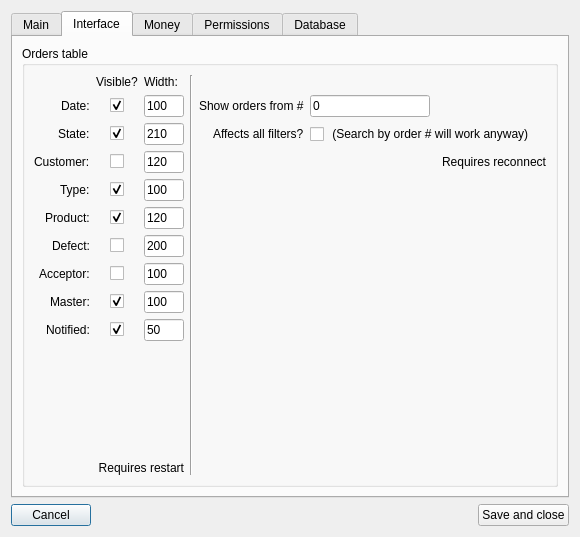
Old version of the form RepairCenter/settings.ui in the repository Feo-d-oR/YARC.
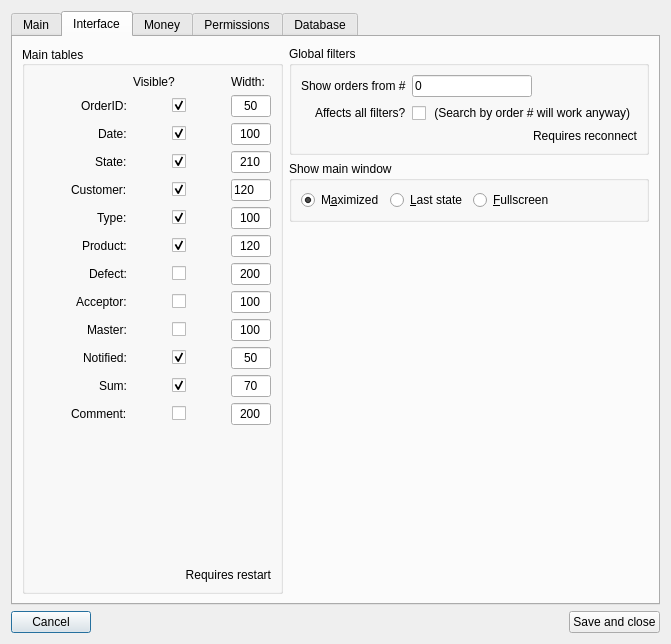
New version of the form. The open tabs and pages were chosen to show the change. Icons and pictures are not drawn.

Commit message: Added->Window size settings (maximize, last state, fullscreen)

Diff of the .ui file:
```diff
--- a/RepairCenter/settings.ui
+++ b/RepairCenter/settings.ui
@@ -6,12 +6,12 @@
    <rect>
     <x>0</x>
     <y>0</y>
-    <width>570</width>
-    <height>537</height>
+    <width>671</width>
+    <height>644</height>
    </rect>
   </property>
   <property name="sizePolicy">
-   <sizepolicy hsizetype="Preferred" vsizetype="Preferred">
+   <sizepolicy hsizetype="Preferred" vsizetype="Minimum">
     <horstretch>0</horstretch>
     <verstretch>0</verstretch>
    </sizepolicy>
@@ -300,8 +300,8 @@
       <attribute name="title">
        <string>Interface</string>
       </attribute>
-      <layout class="QVBoxLayout" name="verticalLayout_2">
-       <item>
+      <layout class="QGridLayout" name="gridLayout_3">
+       <item row="0" column="0" rowspan="3">
         <widget class="QGroupBox" name="groupBox">
          <property name="sizePolicy">
           <sizepolicy hsizetype="Preferred" vsizetype="Minimum">
@@ -316,28 +316,17 @@
           </size>
          </property>
          <property name="title">
-          <string>Orders table</string>
+          <string>Main tables</string>
+         </property>
+         <property name="alignment">
+          <set>Qt::AlignLeading|Qt::AlignLeft|Qt::AlignVCenter</set>
          </property>
          <property name="checkable">
           <bool>false</bool>
          </property>
          <layout class="QGridLayout" name="gridLayout_2">
-          <item row="4" column="0" alignment="Qt::AlignRight">
-           <widget class="QLabel" name="label_12">
-            <property name="text">
-             <string>Type:</string>
-            </property>
-           </widget>
-          </item>
-          <item row="8" column="0" alignment="Qt::AlignRight">
-           <widget class="QLabel" name="label_14">
-            <property name="text">
-             <string>Master:</string>
-            </property>
-           </widget>
-          </item>
-          <item row="1" column="1" alignment="Qt::AlignHCenter">
-           <widget class="QCheckBox" name="cbDate">
+          <item row="11" column="1" alignment="Qt::AlignHCenter">
+           <widget class="QCheckBox" name="cbSum">
             <property name="text">
              <string/>
             </property>
@@ -346,8 +335,15 @@
             </property>
            </widget>
           </item>
-          <item row="3" column="2">
-           <widget class="QLineEdit" name="wCustomer">
+          <item row="12" column="0" alignment="Qt::AlignRight">
+           <widget class="QLabel" name="label_32">
+            <property name="text">
+             <string>Comment:</string>
+            </property>
+           </widget>
+          </item>
+          <item row="5" column="2" alignment="Qt::AlignHCenter">
+           <widget class="QLineEdit" name="wType">
             <property name="maximumSize">
              <size>
               <width>40</width>
@@ -355,34 +351,69 @@
              </size>
             </property>
             <property name="text">
-             <string>120</string>
+             <string>100</string>
             </property>
-           </widget>
-          </item>
-          <item row="1" column="0" alignment="Qt::AlignRight">
-           <widget class="QLabel" name="label_9">
-            <property name="text">
-             <string>Date:</string>
+            <property name="alignment">
+             <set>Qt::AlignCenter</set>
             </property>
            </widget>
           </item>
-          <item row="3" column="1" alignment="Qt::AlignHCenter">
-           <widget class="QCheckBox" name="cbCustomer">
+          <item row="12" column="1" alignment="Qt::AlignHCenter">
+           <widget class="QCheckBox" name="cbComment">
             <property name="text">
              <string/>
             </property>
            </widget>
           </item>
+          <item row="12" column="2">
+           <widget class="QLineEdit" name="wComment">
+            <property name="maximumSize">
+             <size>
+              <width>40</width>
+              <height>16777215</height>
+             </size>
+            </property>
+            <property name="text">
+             <string>200</string>
+            </property>
+            <property name="alignment">
+             <set>Qt::AlignCenter</set>
+            </property>
+           </widget>
+          </item>
+          <item row="14" column="0" colspan="3">
+           <widget class="QLabel" name="label_39">
+            <property name="text">
+             <string>Requires restart</string>
+            </property>
+            <property name="alignment">
+             <set>Qt::AlignRight|Qt::AlignTrailing|Qt::AlignVCenter</set>
+            </property>
+           </widget>
+          </item>
           <item row="4" column="1" alignment="Qt::AlignHCenter">
-           <widget class="QCheckBox" name="cbType">
+           <widget class="QCheckBox" name="cbCustomer">
             <property name="text">
              <string/>
             </property>
             <property name="checked">
              <bool>true</bool>
             </property>
-            <property name="tristate">
-             <bool>false</bool>
+           </widget>
+          </item>
+          <item row="8" column="2">
+           <widget class="QLineEdit" name="wAcceptor">
+            <property name="maximumSize">
+             <size>
+              <width>40</width>
+              <height>16777215</height>
+             </size>
+            </property>
+            <property name="text">
+             <string>100</string>
+            </property>
+            <property name="alignment">
+             <set>Qt::AlignCenter</set>
             </property>
            </widget>
           </item>
@@ -393,63 +424,23 @@
             </property>
            </widget>
           </item>
-          <item row="2" column="5">
-           <widget class="QCheckBox" name="cbAffectFilters">
+          <item row="2" column="2">
+           <widget class="QLineEdit" name="wDate">
+            <property name="maximumSize">
+             <size>
+              <width>40</width>
+              <height>16777215</height>
+             </size>
+            </property>
             <property name="text">
-             <string> (Search by order # will work anyway)</string>
+             <string>100</string>
+            </property>
+            <property name="alignment">
+             <set>Qt::AlignCenter</set>
             </property>
            </widget>
           </item>
           <item row="6" column="1" alignment="Qt::AlignHCenter">
-           <widget class="QCheckBox" name="cbDefect">
-            <property name="text">
-             <string/>
-            </property>
-           </widget>
-          </item>
-          <item row="1" column="5">
-           <widget class="QLineEdit" name="eLimitOrders">
-            <property name="minimumSize">
-             <size>
-              <width>50</width>
-              <height>0</height>
-             </size>
-            </property>
-            <property name="maximumSize">
-             <size>
-              <width>120</width>
-              <height>16777215</height>
-             </size>
-            </property>
-            <property name="text">
-             <string>0</string>
-            </property>
-           </widget>
-          </item>
-          <item row="8" column="2">
-           <widget class="QLineEdit" name="wMaster">
-            <property name="maximumSize">
-             <size>
-              <width>40</width>
-              <height>16777215</height>
-             </size>
-            </property>
-            <property name="text">
-             <string>100</string>
-            </property>
-           </widget>
-          </item>
-          <item row="9" column="1" alignment="Qt::AlignHCenter">
-           <widget class="QCheckBox" name="cbNotified">
-            <property name="text">
-             <string/>
-            </property>
-            <property name="checked">
-             <bool>true</bool>
-            </property>
-           </widget>
-          </item>
-          <item row="5" column="1" alignment="Qt::AlignHCenter">
            <widget class="QCheckBox" name="cbProduct">
             <property name="text">
              <string/>
@@ -459,75 +450,30 @@
             </property>
            </widget>
           </item>
-          <item row="2" column="1" alignment="Qt::AlignHCenter">
-           <widget class="QCheckBox" name="cbState">
+          <item row="9" column="2">
+           <widget class="QLineEdit" name="wMaster">
+            <property name="maximumSize">
+             <size>
+              <width>40</width>
+              <height>16777215</height>
+             </size>
+            </property>
             <property name="text">
-             <string/>
+             <string>100</string>
             </property>
-            <property name="checked">
-             <bool>true</bool>
+            <property name="alignment">
+             <set>Qt::AlignCenter</set>
             </property>
            </widget>
           </item>
-          <item row="3" column="0" alignment="Qt::AlignRight">
+          <item row="4" column="0" alignment="Qt::AlignRight">
            <widget class="QLabel" name="label_11">
             <property name="text">
              <string>Customer:</string>
             </property>
            </widget>
           </item>
-          <item row="3" column="4" colspan="3">
-           <widget class="QLabel" name="label_21">
-            <property name="text">
-             <string>Requires reconnect</string>
-            </property>
-            <property name="alignment">
-             <set>Qt::AlignRight|Qt::AlignTrailing|Qt::AlignVCenter</set>
-            </property>
-           </widget>
-          </item>
-          <item row="2" column="0" alignment="Qt::AlignRight">
-           <widget class="QLabel" name="label_10">
-            <property name="text">
-             <string>State:</string>
-            </property>
-           </widget>
-          </item>
-          <item row="7" column="0" alignment="Qt::AlignRight">
-           <widget class="QLabel" name="label_15">
-            <property name="text">
-             <string>Acceptor:</string>
-            </property>
-           </widget>
-          </item>
-          <item row="1" column="2">
-           <widget class="QLineEdit" name="wDate">
-            <property name="maximumSize">
-             <size>
-              <width>40</width>
-              <height>16777215</height>
-             </size>
-            </property>
-            <property name="text">
-             <string>100</string>
-            </property>
-           </widget>
-          </item>
-          <item row="0" column="3" rowspan="12">
-           <widget class="Line" name="line_4">
-            <property name="orientation">
-             <enum>Qt::Vertical</enum>
-            </property>
-           </widget>
-          </item>
-          <item row="6" column="0" alignment="Qt::AlignRight">
-           <widget class="QLabel" name="label_16">
-            <property name="text">
-             <string>Defect:</string>
-            </property>
-           </widget>
-          </item>
-          <item row="9" column="2">
+          <item row="10" column="2">
            <widget class="QLineEdit" name="wNotified">
             <property name="maximumSize">
              <size>
@@ -538,37 +484,74 @@
             <property name="text">
              <string>50</string>
             </property>
-           </widget>
-          </item>
-          <item row="9" column="0" alignment="Qt::AlignRight">
-           <widget class="QLabel" name="label_19">
-            <property name="text">
-             <string>Notified:</string>
-            </property>
-           </widget>
-          </item>
-          <item row="1" column="4" alignment="Qt::AlignRight">
-           <widget class="QLabel" name="label_37">
-            <property name="text">
-             <string>Show orders from #</string>
+            <property name="alignment">
+             <set>Qt::AlignCenter</set>
             </property>
            </widget>
           </item>
           <item row="7" column="1" alignment="Qt::AlignHCenter">
-           <widget class="QCheckBox" name="cbAcceptor">
+           <widget class="QCheckBox" name="cbDefect">
             <property name="text">
              <string/>
             </property>
+            <property name="checked">
+             <bool>false</bool>
+            </property>
            </widget>
           </item>
-          <item row="5" column="0" alignment="Qt::AlignRight">
-           <widget class="QLabel" name="label_13">
+          <item row="1" column="2">
+           <widget class="QLineEdit" name="wID">
+            <property name="maximumSize">
+             <size>
+              <width>40</width>
+              <height>16777215</height>
+             </size>
+            </property>
             <property name="text">
-             <string>Product:</string>
+             <string>50</string>
             </property>
+            <property name="alignment">
+             <set>Qt::AlignCenter</set>
+            </property>
            </widget>
           </item>
-          <item row="2" column="2">
+          <item row="1" column="1" alignment="Qt::AlignHCenter">
+           <widget class="QCheckBox" name="cbID">
+            <property name="text">
+             <string/>
+            </property>
+            <property name="checked">
+             <bool>true</bool>
+            </property>
+           </widget>
+          </item>
+          <item row="9" column="1" alignment="Qt::AlignHCenter">
+           <widget class="QCheckBox" name="cbMaster">
+            <property name="text">
+             <string/>
+            </property>
+            <property name="checked">
+             <bool>false</bool>
+            </property>
+           </widget>
+          </item>
+          <item row="11" column="2">
+           <widget class="QLineEdit" name="wSum">
+            <property name="maximumSize">
+             <size>
+              <width>40</width>
+              <height>16777215</height>
+             </size>
+            </property>
+            <property name="text">
+             <string>70</string>
+            </property>
+            <property name="alignment">
+             <set>Qt::AlignCenter</set>
+            </property>
+           </widget>
+          </item>
+          <item row="3" column="2">
            <widget class="QLineEdit" name="wState">
             <property name="maximumSize">
              <size>
@@ -579,44 +562,29 @@
             <property name="text">
              <string>210</string>
             </property>
+            <property name="alignment">
+             <set>Qt::AlignCenter</set>
+            </property>
            </widget>
           </item>
-          <item row="7" column="2">
-           <widget class="QLineEdit" name="wAcceptor">
-            <property name="maximumSize">
-             <size>
-              <width>40</width>
-              <height>16777215</height>
-             </size>
-            </property>
+          <item row="10" column="0" alignment="Qt::AlignRight">
+           <widget class="QLabel" name="label_19">
             <property name="text">
-             <string>100</string>
+             <string>Notified:</string>
             </property>
            </widget>
           </item>
-          <item row="4" column="2">
-           <widget class="QLineEdit" name="wType">
-            <property name="maximumSize">
-             <size>
-              <width>40</width>
-              <height>16777215</height>
-             </size>
-            </property>
+          <item row="7" column="0" alignment="Qt::AlignRight">
+           <widget class="QLabel" name="label_16">
             <property name="text">
-             <string>100</string>
+             <string>Defect:</string>
             </property>
            </widget>
           </item>
-          <item row="5" column="2">
-           <widget class="QLineEdit" name="wProduct">
-            <property name="maximumSize">
-             <size>
-              <width>40</width>
-              <height>16777215</height>
-             </size>
-            </property>
+          <item row="8" column="0" alignment="Qt::AlignRight">
+           <widget class="QLabel" name="label_15">
             <property name="text">
-             <string>120</string>
+             <string>Acceptor:</string>
             </property>
            </widget>
           </item>
@@ -627,24 +595,44 @@
             </property>
            </widget>
           </item>
-          <item row="2" column="4" alignment="Qt::AlignRight">
-           <widget class="QLabel" name="label_38">
-            <property name="text">
-             <string>Affects all filters?</string>
-            </property>
-           </widget>
-          </item>
           <item row="8" column="1" alignment="Qt::AlignHCenter">
-           <widget class="QCheckBox" name="cbMaster">
+           <widget class="QCheckBox" name="cbAcceptor">
             <property name="text">
              <string/>
             </property>
+           </widget>
+          </item>
+          <item row="10" column="1" alignment="Qt::AlignHCenter">
+           <widget class="QCheckBox" name="cbNotified">
+            <property name="text">
+             <string/>
+            </property>
             <property name="checked">
              <bool>true</bool>
             </property>
            </widget>
           </item>
-          <item row="6" column="2">
+          <item row="5" column="1" alignment="Qt::AlignHCenter">
+           <widget class="QCheckBox" name="cbType">
+            <property name="text">
+             <string/>
+            </property>
+            <property name="checked">
+             <bool>true</bool>
+            </property>
+            <property name="tristate">
+             <bool>false</bool>
+            </property>
+           </widget>
+          </item>
+          <item row="6" column="0" alignment="Qt::AlignRight">
+           <widget class="QLabel" name="label_13">
+            <property name="text">
+             <string>Product:</string>
+            </property>
+           </widget>
+          </item>
+          <item row="7" column="2">
            <widget class="QLineEdit" name="wDefect">
             <property name="maximumSize">
              <size>
@@ -655,9 +643,25 @@
             <property name="text">
              <string>200</string>
             </property>
+            <property name="alignment">
+             <set>Qt::AlignCenter</set>
+            </property>
            </widget>
           </item>
-          <item row="10" column="2">
+          <item row="4" column="2">
+           <widget class="QLineEdit" name="wCustomer">
+            <property name="maximumSize">
+             <size>
+              <width>40</width>
+              <height>16777215</height>
+             </size>
+            </property>
+            <property name="text">
+             <string>120</string>
+            </property>
+           </widget>
+          </item>
+          <item row="13" column="2">
            <spacer name="verticalSpacer_4">
             <property name="orientation">
              <enum>Qt::Vertical</enum>
@@ -673,10 +677,146 @@
             </property>
            </spacer>
           </item>
-          <item row="11" column="0" colspan="3">
-           <widget class="QLabel" name="label_39">
+          <item row="3" column="1" alignment="Qt::AlignHCenter">
+           <widget class="QCheckBox" name="cbState">
             <property name="text">
-             <string>Requires restart</string>
+             <string/>
+            </property>
+            <property name="checked">
+             <bool>true</bool>
+            </property>
+           </widget>
+          </item>
+          <item row="2" column="0" alignment="Qt::AlignRight">
+           <widget class="QLabel" name="label_9">
+            <property name="text">
+             <string>Date:</string>
+            </property>
+           </widget>
+          </item>
+          <item row="5" column="0" alignment="Qt::AlignRight">
+           <widget class="QLabel" name="label_12">
+            <property name="text">
+             <string>Type:</string>
+            </property>
+           </widget>
+          </item>
+          <item row="11" column="0" alignment="Qt::AlignRight">
+           <widget class="QLabel" name="label_31">
+            <property name="text">
+             <string>Sum:</string>
+            </property>
+           </widget>
+          </item>
+          <item row="3" column="0" alignment="Qt::AlignRight">
+           <widget class="QLabel" name="label_10">
+            <property name="text">
+             <string>State:</string>
+            </property>
+           </widget>
+          </item>
+          <item row="2" column="1" alignment="Qt::AlignHCenter">
+           <widget class="QCheckBox" name="cbDate">
+            <property name="text">
+             <string/>
+            </property>
+            <property name="checked">
+             <bool>true</bool>
+            </property>
+           </widget>
+          </item>
+          <item row="9" column="0" alignment="Qt::AlignRight">
+           <widget class="QLabel" name="label_14">
+            <property name="text">
+             <string>Master:</string>
+            </property>
+           </widget>
+          </item>
+          <item row="1" column="0" alignment="Qt::AlignRight">
+           <widget class="QLabel" name="label_30">
+            <property name="text">
+             <string>OrderID:</string>
+            </property>
+           </widget>
+          </item>
+          <item row="6" column="2">
+           <widget class="QLineEdit" name="wProduct">
+            <property name="maximumSize">
+             <size>
+              <width>40</width>
+              <height>16777215</height>
+             </size>
+            </property>
+            <property name="text">
+             <string>120</string>
+            </property>
+            <property name="alignment">
+             <set>Qt::AlignCenter</set>
+            </property>
+           </widget>
+          </item>
+         </layout>
+        </widget>
+       </item>
+       <item row="0" column="1">
+        <widget class="QGroupBox" name="groupBox_4">
+         <property name="sizePolicy">
+          <sizepolicy hsizetype="Minimum" vsizetype="Preferred">
+           <horstretch>0</horstretch>
+           <verstretch>0</verstretch>
+          </sizepolicy>
+         </property>
+         <property name="title">
+          <string>Global filters</string>
+         </property>
+         <layout class="QFormLayout" name="formLayout_4">
+          <property name="labelAlignment">
+           <set>Qt::AlignRight|Qt::AlignTrailing|Qt::AlignVCenter</set>
+          </property>
+          <item row="0" column="0">
+           <widget class="QLabel" name="label_37">
+            <property name="text">
+             <string>Show orders from #</string>
+            </property>
+           </widget>
+          </item>
+          <item row="0" column="1">
+           <widget class="QLineEdit" name="eLimitOrders">
+            <property name="minimumSize">
+             <size>
+              <width>50</width>
+              <height>0</height>
+             </size>
+            </property>
+            <property name="maximumSize">
+             <size>
+              <width>120</width>
+              <height>16777215</height>
+             </size>
+            </property>
+            <property name="text">
+             <string>0</string>
+            </property>
+           </widget>
+          </item>
+          <item row="1" column="0">
+           <widget class="QLabel" name="label_38">
+            <property name="text">
+             <string>Affects all filters?</string>
+            </property>
+           </widget>
+          </item>
+          <item row="1" column="1">
+           <widget class="QCheckBox" name="cbAffectFilters">
+            <property name="text">
+             <string> (Search by order # will work anyway)</string>
+            </property>
+           </widget>
+          </item>
+          <item row="2" column="1">
+           <widget class="QLabel" name="label_21">
+            <property name="text">
+             <string>Requires reconnect</string>
             </property>
             <property name="alignment">
              <set>Qt::AlignRight|Qt::AlignTrailing|Qt::AlignVCenter</set>
@@ -686,6 +826,74 @@
          </layout>
         </widget>
        </item>
+       <item row="1" column="1">
+        <widget class="QGroupBox" name="groupBox_5">
+         <property name="sizePolicy">
+          <sizepolicy hsizetype="Preferred" vsizetype="Preferred">
+           <horstretch>0</horstretch>
+           <verstretch>0</verstretch>
+          </sizepolicy>
+         </property>
+         <property name="title">
+          <string>Show main window</string>
+         </property>
+         <layout class="QHBoxLayout" name="horizontalLayout_2">
+          <item>
+           <widget class="QRadioButton" name="rbMaximize">
+            <property name="text">
+             <string>M&amp;aximized</string>
+            </property>
+            <property name="checked">
+             <bool>true</bool>
+            </property>
+           </widget>
+          </item>
+          <item>
+           <widget class="QRadioButton" name="rbLastState">
+            <property name="text">
+             <string>&amp;Last state</string>
+            </property>
+           </widget>
+          </item>
+          <item>
+           <widget class="QRadioButton" name="rbFullscreen">
+            <property name="text">
+             <string>&amp;Fullscreen</string>
+            </property>
+           </widget>
+          </item>
+          <item>
+           <spacer name="horizontalSpacer_4">
+            <property name="orientation">
+             <enum>Qt::Horizontal</enum>
+            </property>
+            <property name="sizeHint" stdset="0">
+             <size>
+              <width>75</width>
+              <height>20</height>
+             </size>
+            </property>
+           </spacer>
+          </item>
+         </layout>
+        </widget>
+       </item>
+       <item row="2" column="1">
+        <spacer name="verticalSpacer">
+         <property name="orientation">
+          <enum>Qt::Vertical</enum>
+         </property>
+         <property name="sizeType">
+          <enum>QSizePolicy::MinimumExpanding</enum>
+         </property>
+         <property name="sizeHint" stdset="0">
+          <size>
+           <width>338</width>
+           <height>304</height>
+          </size>
+         </property>
+        </spacer>
+       </item>
       </layout>
      </widget>
      <widget class="QWidget" name="money">
```
Left out of the diff: 2 changed lines with no effect on the pictures. The commit also changes 14 other files.
